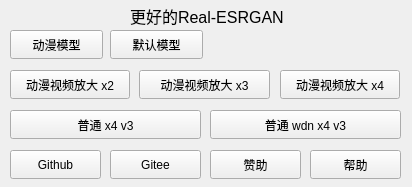
Grey-Wind/Better-Real-ESRGAN, file QMake/better_real_esrgan.ui: the form before one commit.
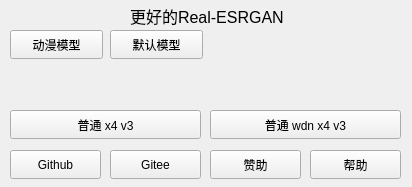
The form after the commit. Icons and pictures are not drawn.

```diff
--- a/QMake/better_real_esrgan.ui
+++ b/QMake/better_real_esrgan.ui
@@ -61,45 +61,6 @@
      <string>动漫模型</string>
     </property>
    </widget>
-   <widget class="QPushButton" name="Video2">
-    <property name="geometry">
-     <rect>
-      <x>10</x>
-      <y>70</y>
-      <width>120</width>
-      <height>29</height>
-     </rect>
-    </property>
-    <property name="text">
-     <string>动漫视频放大 x2</string>
-    </property>
-   </widget>
-   <widget class="QPushButton" name="Video3">
-    <property name="geometry">
-     <rect>
-      <x>139</x>
-      <y>70</y>
-      <width>131</width>
-      <height>29</height>
-     </rect>
-    </property>
-    <property name="text">
-     <string>动漫视频放大 x3</string>
-    </property>
-   </widget>
-   <widget class="QPushButton" name="Video4">
-    <property name="geometry">
-     <rect>
-      <x>280</x>
-      <y>70</y>
-      <width>120</width>
-      <height>29</height>
-     </rect>
-    </property>
-    <property name="text">
-     <string>动漫视频放大 x4</string>
-    </property>
-   </widget>
    <widget class="QPushButton" name="Github">
     <property name="geometry">
      <rect>
```
Left out of the diff: 3 changed lines with no effect on the pictures.
